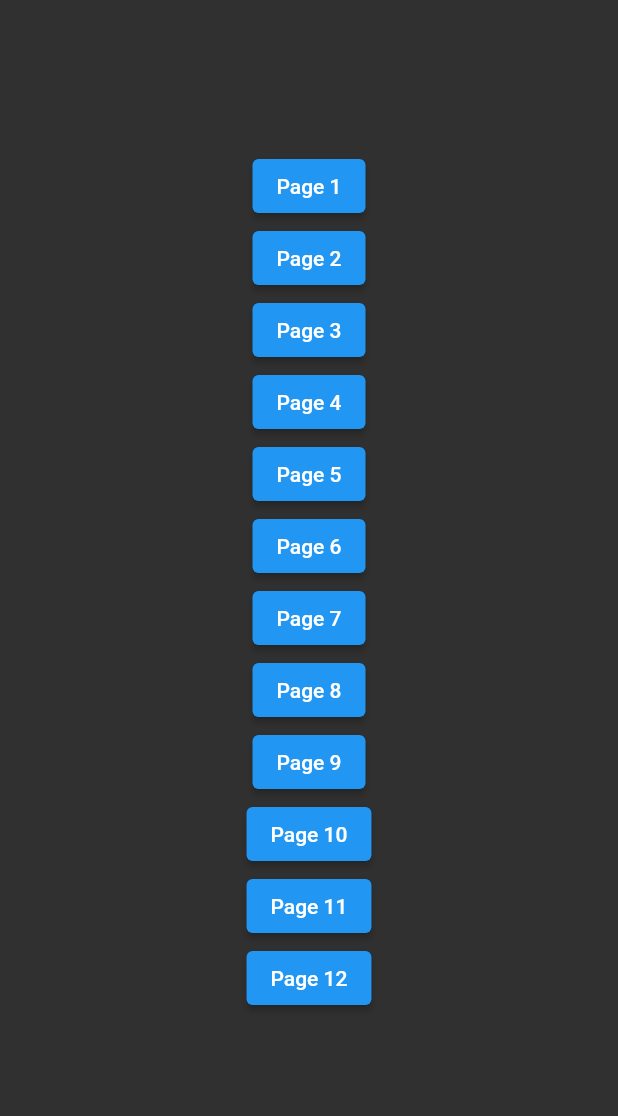
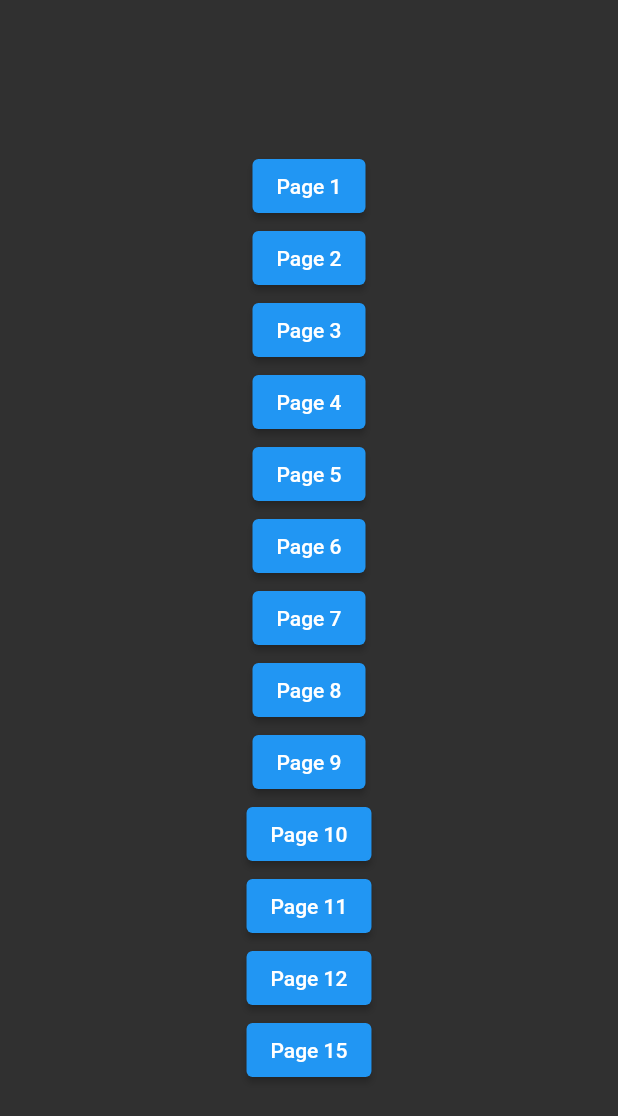
Before and after one commit to droy312/hacktoberfest_2022_flutter_opensource_project, a Flutter app: the screen it shows after launch, on a phone screen of 412 x 824 dp. Shown: the top 1116 px of the screen. Run offline on Flutter 3.47's test engine with Material 2 defaults, Android fonts, the phone set to English and light mode, and no system bars.

Commit message:
Updated home_page.dart

```diff
--- a/lib/home_page.dart
+++ b/lib/home_page.dart
@@ -11,6 +11,7 @@ import 'pages/page_8.dart';
 import 'pages/page_9.dart';
 import 'pages/page_11.dart';
 import 'pages/page_12.dart';
+import 'pages/page_15.dart';
 
 class HomePage extends StatelessWidget {
   const HomePage({super.key});
@@ -33,6 +34,7 @@ class HomePage extends StatelessWidget {
           PageButton(pageNumber: 10, page: Page10()),
           PageButton(pageNumber: 11, page: Page11()),
           PageButton(pageNumber: 12, page: Page12()),
+          PageButton(pageNumber: 15, page: Page15()),
 
           /// TODO:
           /// Want to add more page buttons?
```
